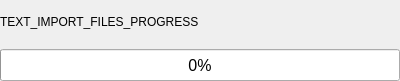
Above: parsec/core/gui/forms/loading_widget.ui from Scille/parsec-cloud before the change. Below: the same form after it.
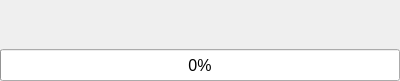
That is the form after the change.

Commit message: [GUI] Download blocks before opening a file

Diff of the .ui file:
```diff
--- a/parsec/core/gui/forms/loading_widget.ui
+++ b/parsec/core/gui/forms/loading_widget.ui
@@ -31,13 +31,6 @@
      <property name="spacing">
       <number>8</number>
      </property>
-     <item>
-      <widget class="QLabel" name="label_status">
-       <property name="text">
-        <string>TEXT_IMPORT_FILES_PROGRESS</string>
-       </property>
-      </widget>
-     </item>
      <item>
       <widget class="QLabel" name="label">
        <property name="sizePolicy">
```
The commit also changes 6 other files.
